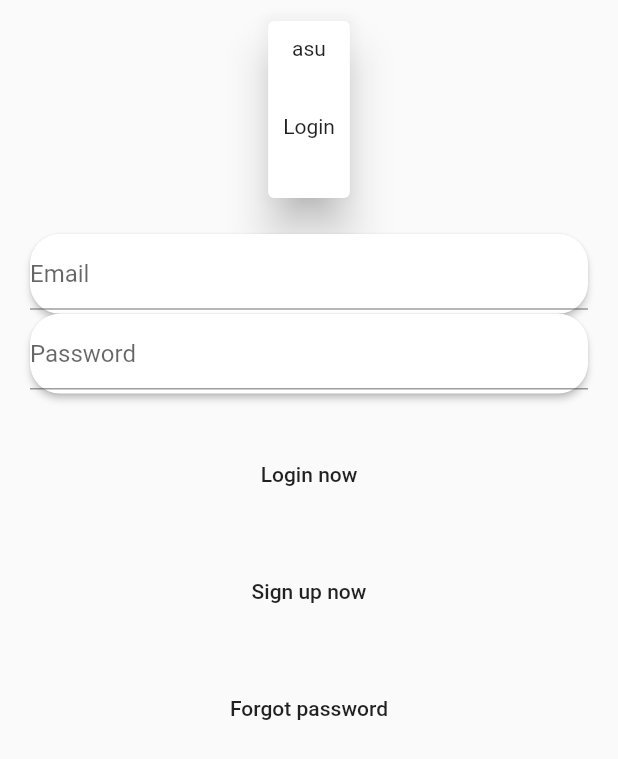
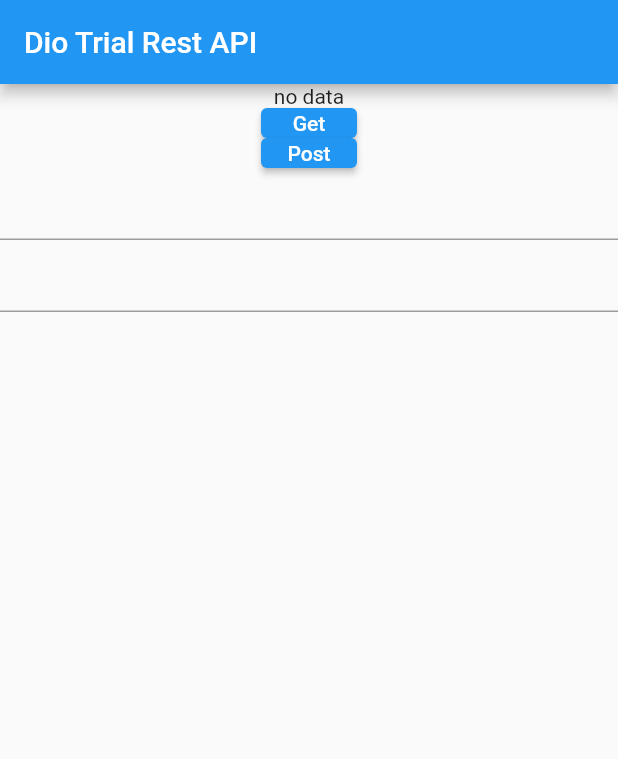
Before and after one commit to wisnuciwun/learn-flutter-login, a Flutter app: the screen it shows after launch, on a phone screen of 412 x 824 dp. Shown: the top 759 px of the screen. Run offline on Flutter 3.47's test engine with Material 2 defaults, Android fonts, the light colour scheme and no system bars; our stand-ins replace dio, flutter_secure_storage, shared_preferences; missing offline and left inert: flutter_secure_storage_web, shared_preferences_web.

Commit message:
learn part 4 - dio post & get method

```diff
--- /dev/null
+++ b/lib/data_api.dart
@@ -0,0 +1,7 @@
+class DataApi {
+  int id;
+  String name;
+  String email;
+
+  DataApi({required this.id, required this.name, required this.email});
+}
--- /dev/null
+++ b/lib/dio_services.dart
@@ -0,0 +1,41 @@
+import 'package:dio/dio.dart';
+import 'package:learn_flutter_login/data_api.dart';
+
+abstract class DioService {
+  static Future<DataApi?> getById(int id) async {
+    try {
+      var response = await Dio().get("https://reqres.in/api/users/$id");
+
+      if (response.statusCode == 200) {
+        return DataApi(
+            id: response.data['data']['id'],
+            name: response.data['data']['first_name'],
+            email: response.data['data']['email']);
+      }
+    } catch (e) {
+      throw Exception(e.toString());
+    }
+  }
+
+  static Future<DataApi?> creteUser(
+      String firstName, String lastName, String email) async {
+    try {
+      var response = await Dio().post("https://reqres.in/api/users", data: {
+        'first_name': firstName,
+        'last_name': lastName,
+        'email': email
+      });
+
+      if (response.statusCode == 201) {
+        return DataApi(
+            id: int.tryParse(response.data['id'].toString()) ?? 0,
+            name:
+                response.data['first_name'] + ' ' + response.data['last_name'],
+            email: response.data[
+                'email']); // tryparse will return null if convertion is failed
+      }
+    } catch (e) {
+      throw Exception(e.toString());
+    }
+  }
+}
--- a/lib/login_page.dart
+++ b/lib/login_page.dart
@@ -30,7 +30,7 @@ class LoginPageState extends State<LoginPage> {
   Future init() async {
     final token = await UserSecureStorage.getToken() ?? '';
     if(token != null && token.isNotEmpty){
-      Navigator.of(context).push(MaterialPageRoute(builder: (context) => const Menu()));
+      // Navigator.of(context).push(MaterialPageRoute(builder: (context) => const Menu()));
     }
     setState(() {
       this.tokenVal = token;
--- a/lib/main.dart
+++ b/lib/main.dart
@@ -1,5 +1,6 @@
 import 'package:flutter/material.dart';
 import 'package:learn_flutter_login/login_page.dart';
+import 'package:learn_flutter_login/trial_dio.dart';
 
 void main() {
   runApp(const MyApp());
@@ -25,7 +26,7 @@ class MyApp extends StatelessWidget {
         // is not restarted.
         primarySwatch: Colors.blue,
       ),
-      home: const LoginPage(),
+      home: const TrialDio(),
     );
   }
 }
--- /dev/null
+++ b/lib/trial_dio.dart
@@ -0,0 +1,64 @@
+import 'package:flutter/material.dart';
+import 'package:flutter/src/foundation/key.dart';
+import 'package:flutter/src/widgets/framework.dart';
+import 'package:learn_flutter_login/data_api.dart';
+import 'package:learn_flutter_login/data_card.dart';
+import 'package:learn_flutter_login/dio_services.dart';
+
+class TrialDio extends StatefulWidget {
+  const TrialDio({Key? key}) : super(key: key);
+
+  @override
+  State<TrialDio> createState() => _TrialDioState();
+}
+
+class _TrialDioState extends State<TrialDio> {
+  DataApi? dataApi;
+  final emailInput = TextEditingController();
+  final nameInput = TextEditingController();
+
+  @override
+  Widget build(BuildContext context) {
+    return Scaffold(
+      appBar: AppBar(
+        title: const Text('Dio Trial Rest API'),
+      ),
+      body: Center(
+        child: Column(
+          children: [
+            dataApi != null ?
+            DataCard(dataApi: dataApi!) : const Text("no data"),
+            SizedBox(height: 20, child: ElevatedButton(onPressed: (
+            ) async {
+              DataApi? res = await DioService.getById(1);
+              if(res != null){
+                setState(() {
+                  dataApi = res;
+                });
+              }
+            }, child: Text("Get"),)),
+            SizedBox(height: 20, child: ElevatedButton(onPressed: () async {
+              DataApi? result = await DioService.creteUser(nameInput.text.split(" ")[0], nameInput.text.split(" ").reversed.toList().removeLast().toString(), emailInput.text);
+
+              if(result != null){
+                setState(() {
+                  dataApi = result;
+                });
+              }
+            }, child: Text("Post"),)),
+            TextFormField(
+              controller: emailInput,
+              keyboardType: TextInputType.text,
+            ),
+            TextFormField(
+              controller: nameInput,
+              keyboardType: TextInputType.text,
+            )
+
+
+          ],
+        ),
+      )
+    );
+  }
+}
```
Also changed, not shown: lib/data_card.dart (added, +57 -0 lines).
